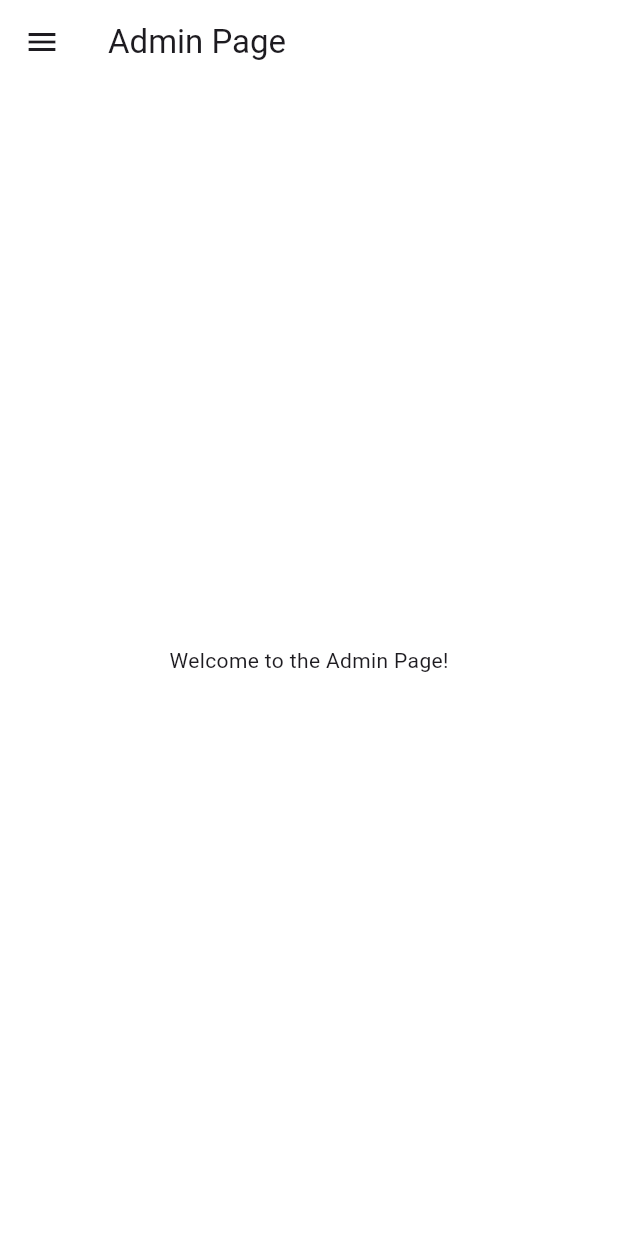
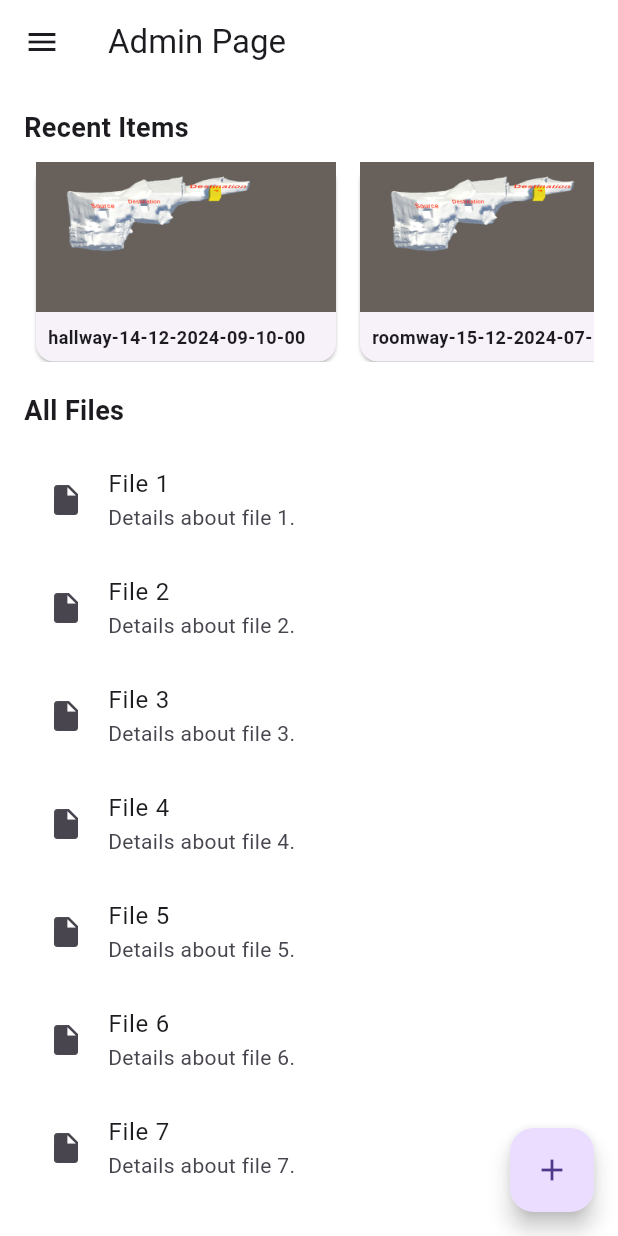
Before and after one commit to maheshp2002/Indoor-Navigation-System-Using-AR-Technology, a Flutter app: the AdminPage screen opened directly, on a phone screen of 412 x 824 dp. Run offline on Flutter 3.47's test engine with Material 3 defaults, Android fonts, the phone set to English and light mode, and no system bars; our stand-ins replace bot_toast, cloud_firestore, firebase_auth, firebase_core, font_awesome_flutter, google_sign_in and 1 more; accounts and stored records are empty.

Commit message:
added admin home page

```diff
--- a/directar/lib/adminPage.dart
+++ b/directar/lib/adminPage.dart
@@ -1,29 +1,31 @@
-// import 'package:flutter/material.dart';
-
-// class AdminPage extends StatelessWidget {
-//   const AdminPage({super.key});
-
-//   @override
-//   Widget build(BuildContext context) {
-//     return Scaffold(
-//       appBar: AppBar(title: const Text('Admin Page')),
-//       body: const Center(child: Text('Welcome to the Admin Page!')),
-//     );
-//   }
-// }
-
 import 'package:flutter/material.dart';
 
 import '3DModel.dart';
 import 'QR_Code.dart';
 import 'home.dart';
 import 'sign.dart';
+import './DetailsPage.dart';
 
 class AdminPage extends StatelessWidget {
   const AdminPage({super.key});
 
   @override
   Widget build(BuildContext context) {
+    final recentItems = [
+      {
+        'image': 'assets/images/object.png',
+        'description': 'hallway-14-12-2024-09-10-00'
+      },
+      {
+        'image': 'assets/images/object.png',
+        'description': 'roomway-15-12-2024-07-11-00'
+      },
+      {
+        'image': 'assets/images/object.png',
+        'description': 'kitchen-16-12-2024-10-08-00'
+      },
+    ];
+
     return Scaffold(
       appBar: AppBar(title: const Text('Admin Page')),
       drawer: Drawer(
@@ -31,9 +33,7 @@ class AdminPage extends StatelessWidget {
           padding: EdgeInsets.zero,
           children: [
             DrawerHeader(
-              decoration: const BoxDecoration(
-                color: Colors.orange,
-              ),
+              decoration: const BoxDecoration(color: Colors.orange),
               child: Column(
                 mainAxisAlignment: MainAxisAlignment.center,
                 children: const [
@@ -47,28 +47,14 @@ class AdminPage extends StatelessWidget {
                 ],
               ),
             ),
-            // ListTile(
-            //   leading: const Icon(Icons.home),
-            //   title: const Text('Home'),
-            //   onTap: () {
-            //     Navigator.push(
-            //       context,
-            //       MaterialPageRoute(
-            //         builder: (context) => const Home(),
-            //       ),
-            //     ); // Navigate to the Home page
-            //   },
-            // ),
             ListTile(
               leading: const Icon(Icons.view_in_ar),
               title: const Text('3D Model'),
               onTap: () {
                 Navigator.push(
                   context,
-                  MaterialPageRoute(
-                    builder: (context) => const ThreeDModel(),
-                  ),
-                ); // Navigate to the 3D Model page
+                  MaterialPageRoute(builder: (context) => const ThreeDModel()),
+                );
               },
             ),
             ListTile(
@@ -77,10 +63,8 @@ class AdminPage extends StatelessWidget {
               onTap: () {
                 Navigator.push(
                   context,
-                  MaterialPageRoute(
-                    builder: (context) => const QrCode(),
-                  ),
-                ); // Navigate to the QR Codes page
+                  MaterialPageRoute(builder: (context) => const QrCode()),
+                );
               },
             ),
             ListTile(
@@ -89,16 +73,106 @@ class AdminPage extends StatelessWidget {
               onTap: () {
                 Navigator.push(
                   context,
-                  MaterialPageRoute(
-                    builder: (context) => SignInPage(),
-                  ),
+                  MaterialPageRoute(builder: (context) => SignInPage()),
                 );
               },
             ),
           ],
         ),
       ),
-      body: const Center(child: Text('Welcome to the Admin Page!')),
+      body: Padding(
+        padding: const EdgeInsets.all(16.0),
+        child: Column(
+          crossAxisAlignment: CrossAxisAlignment.start,
+          children: [
+            const Text(
+              'Recent Items',
+              style: TextStyle(fontSize: 18, fontWeight: FontWeight.bold),
+            ),
+            const SizedBox(height: 10),
+            SingleChildScrollView(
+              scrollDirection: Axis.horizontal,
+              child: Row(
+                children: recentItems.map((item) {
+                  return GestureDetector(
+                    onTap: () {
+                      Navigator.push(
+                        context,
+                        MaterialPageRoute(
+                          builder: (context) => DetailPage(
+                            image: item['image']!,
+                            description: item['description']!,
+                          ),
+                        ),
+                      );
+                    },
+                    child: Card(
+                      margin: const EdgeInsets.symmetric(horizontal: 8.0),
+                      child: Column(
+                        crossAxisAlignment: CrossAxisAlignment.start,
+                        children: [
+                          Image.asset(
+                            item['image']!,
+                            fit: BoxFit.cover,
+                            height: 100,
+                            width: 200,
+                          ),
+                          Padding(
+                            padding: const EdgeInsets.all(8),
+                            child: Text(
+                              item['description']!,
+                              style: const TextStyle(
+                                fontSize: 12,
+                                fontWeight: FontWeight.bold,
+                              ),
+                            ),
+                          ),
+                        ],
+                      ),
+                    ),
+                  );
+                }).toList(),
+              ),
+            ),
+            const SizedBox(height: 20),
+            // All Files Section
+            const Text(
+              'All Files',
+              style: TextStyle(fontSize: 18, fontWeight: FontWeight.bold),
+            ),
+            const SizedBox(height: 10),
+            Expanded(
+              child: ListView.builder(
+                itemCount: 10,
+                itemBuilder: (context, index) {
+                  return ListTile(
+                    leading: const Icon(Icons.insert_drive_file),
+                    title: Text('File ${index + 1}'),
+                    subtitle: Text('Details about file ${index + 1}.'),
+                    onTap: () {
+                      Navigator.push(
+                        context,
+                        MaterialPageRoute(
+                          builder: (context) => DetailPage(
+                            image: 'assets/images/object.png',
+                            description: 'Details about File ${index + 1}',
+                          ),
+                        ),
+                      );
+                    },
+                  );
+                },
+              ),
+            ),
+          ],
+        ),
+      ),
+      floatingActionButton: FloatingActionButton(
+        onPressed: () {
+          // Add your floating button action here
+        },
+        child: const Icon(Icons.add),
+      ),
     );
   }
 }
```
Also changed, not shown: directar/lib/DetailsPage.dart (added, +36 -0 lines), directar/pubspec.yaml (+2 -7 lines), directar/assets/images/object.png (added).
